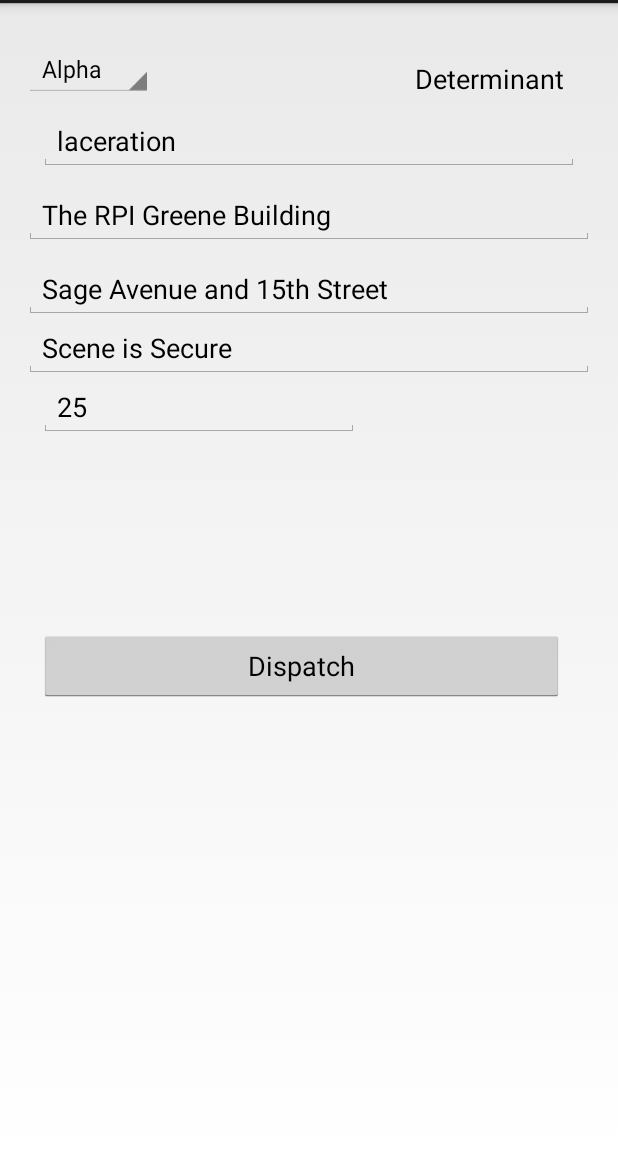
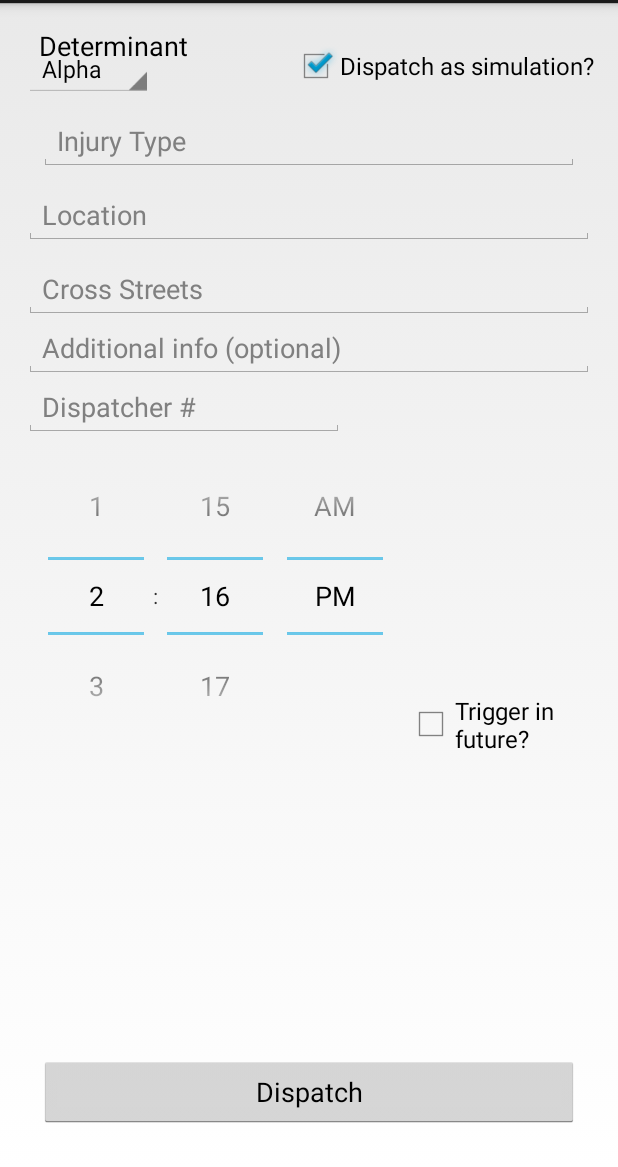
Before and after one commit to okeefm/TTSTestAppProject, an Android app: the screen it shows after launch (MainActivity), on a phone screen of 412 x 824 dp, the part 69-1236 px from its top. Run offline under Robolectric (Android 15) with nearby library versions, the phone set to English and light mode, and no system bars.

Commit message:
Added timepicker to activity_main

```diff
--- a/TTSTestApp/src/main/res/layout/activity_main.xml
+++ b/TTSTestApp/src/main/res/layout/activity_main.xml
@@ -10,7 +10,8 @@
 
     <ScrollView
             android:layout_width="fill_parent"
-            android:layout_height="fill_parent">
+            android:layout_height="fill_parent"
+            android:id="@+id/scrollView">
     <RelativeLayout
             android:layout_width="wrap_content"
             android:layout_height="wrap_content"
@@ -26,17 +27,7 @@
               android:layout_alignParentLeft="true"
               android:text="@string/injury_default"/>
 
-    <Button android:id="@+id/btnSpeak"
-            android:layout_width="fill_parent"
-            android:layout_height="wrap_content"
-            android:text="@string/btn_text"
-            android:layout_margin="10dip"
-            android:layout_alignParentBottom="true"
-            android:layout_alignRight="@+id/txtText">
-        <requestFocus />
-    </Button>
-
-    <Spinner
+        <Spinner
             android:layout_width="wrap_content"
             android:layout_height="wrap_content"
             android:id="@+id/determinant_spinner"
@@ -44,16 +35,7 @@
             android:layout_marginTop="10dp"
             android:layout_alignParentLeft="true"/>
 
-    <TextView
-            android:layout_width="wrap_content"
-            android:layout_height="wrap_content"
-            android:textAppearance="?android:attr/textAppearanceMedium"
-            android:text="@string/det_string"
-            android:id="@+id/textView"
-            android:layout_alignBottom="@+id/determinant_spinner"
-            android:layout_alignRight="@+id/btnSpeak"/>
-
-    <EditText
+        <EditText
             android:layout_width="wrap_content"
             android:layout_height="wrap_content"
             android:inputType="textMultiLine"
@@ -100,7 +82,51 @@
             android:layout_alignParentLeft="true"
             android:layout_alignParentRight="true"
             android:text="@string/additional_default"/>
+
+        <CheckBox
+                android:layout_width="wrap_content"
+                android:layout_height="wrap_content"
+                android:text="@string/simulation_text"
+                android:id="@+id/simCheck"
+                android:checked="true"
+                android:layout_alignTop="@+id/determinant_spinner"
+                android:layout_alignParentRight="true"/>
+
+        <TimePicker
+                android:layout_width="wrap_content"
+                android:layout_height="wrap_content"
+                android:id="@+id/triggerTime"
+                android:layout_below="@+id/numText"
+                android:layout_alignParentLeft="true"
+                android:measureAllChildren="false"/>
+
+        <CheckBox
+                android:layout_width="wrap_content"
+                android:layout_height="wrap_content"
+                android:text="@string/futureTriggerText"
+                android:id="@+id/futureTrigger"
+                android:layout_alignBottom="@+id/triggerTime"
+                android:layout_toRightOf="@+id/triggerTime"/>
     </RelativeLayout>
     </ScrollView>
 
+    <Button android:id="@+id/btnSpeak"
+            android:layout_width="fill_parent"
+            android:layout_height="wrap_content"
+            android:text="@string/btn_text"
+            android:layout_margin="10dip"
+            android:layout_alignBottom="@+id/scrollView"
+            android:layout_centerHorizontal="true">
+        <requestFocus />
+    </Button>
+
+    <TextView
+            android:layout_width="wrap_content"
+            android:layout_height="wrap_content"
+            android:textAppearance="?android:attr/textAppearanceMedium"
+            android:text="@string/det_string"
+            android:id="@+id/textView"
+            android:layout_alignTop="@+id/scrollView"
+            android:layout_alignLeft="@+id/btnSpeak"/>
+
 </RelativeLayout>
--- a/TTSTestApp/src/main/res/values/strings.xml
+++ b/TTSTestApp/src/main/res/values/strings.xml
@@ -11,11 +11,13 @@
     <string name="cross_hint">Cross Streets</string>
     <string name="dispatcher_hint">Dispatcher #</string>
     <string name="additional_hint">Additional info (optional)</string>
-    <string name="injury_default">laceration</string>
-    <string name="location_default">The RPI Greene Building</string>
-    <string name="cross_default">Sage Avenue and 15th Street</string>
-    <string name="additional_default">Scene is Secure</string>
-    <string name="dispatcher_default">25</string>
+    <string name="injury_default"></string>
+    <string name="location_default"></string>
+    <string name="cross_default"></string>
+    <string name="additional_default"></string>
+    <string name="dispatcher_default"></string>
+    <string name="simulation_text">Dispatch as simulation?</string>
+    <string name="futureTriggerText">Trigger in future?</string>
 
     <string-array name="determinants_array">
         <item>Alpha</item>
```
